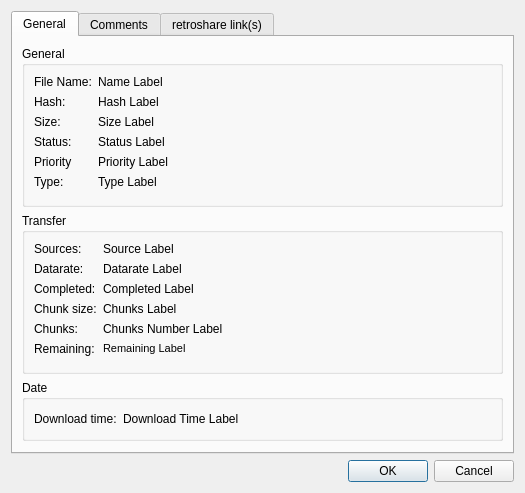
Old version of the form retroshare-gui/src/gui/DetailsDialog.ui in the repository RetroShare/RetroShare.
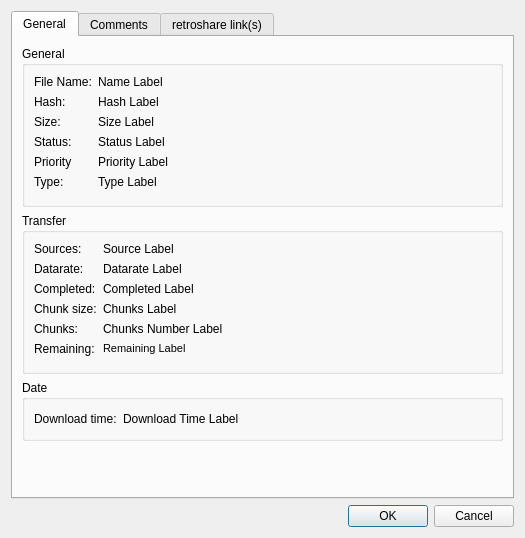
New version of the form. Icons and pictures are not drawn.

Commit message: add the ability to copy file details text

Diff of the .ui file:
```diff
--- a/retroshare-gui/src/gui/DetailsDialog.ui
+++ b/retroshare-gui/src/gui/DetailsDialog.ui
@@ -7,7 +7,7 @@
     <x>0</x>
     <y>0</y>
     <width>525</width>
-    <height>480</height>
+    <height>538</height>
    </rect>
   </property>
   <property name="windowTitle">
```
Left out of the diff: 29 changed lines with no effect on the pictures.
